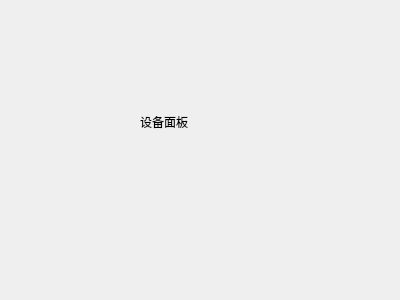
The window that untitled1/equipmentpanel.ui (Tomsonjones/IoTManage) describes before a commit, drawn with Qt 5.
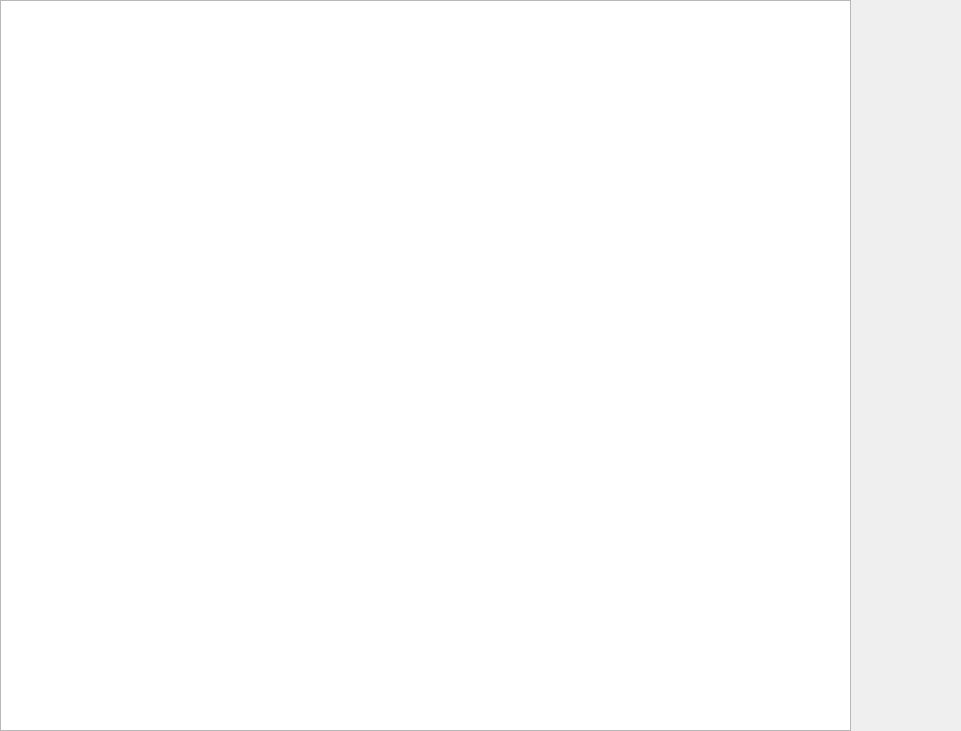
The same window after the commit.

What changed in the file:
```diff
--- a/untitled1/equipmentpanel.ui
+++ b/untitled1/equipmentpanel.ui
@@ -6,25 +6,34 @@
    <rect>
     <x>0</x>
     <y>0</y>
-    <width>400</width>
-    <height>300</height>
+    <width>961</width>
+    <height>731</height>
    </rect>
   </property>
+  <property name="minimumSize">
+   <size>
+    <width>961</width>
+    <height>731</height>
+   </size>
+  </property>
+  <property name="maximumSize">
+   <size>
+    <width>961</width>
+    <height>731</height>
+   </size>
+  </property>
   <property name="windowTitle">
    <string>Form</string>
   </property>
-  <widget class="QLabel" name="label1">
+  <widget class="QTableView" name="tableView">
    <property name="geometry">
     <rect>
-     <x>140</x>
-     <y>110</y>
-     <width>108</width>
-     <height>24</height>
+     <x>0</x>
+     <y>0</y>
+     <width>851</width>
+     <height>731</height>
     </rect>
    </property>
-   <property name="text">
-    <string>设备面板</string>
-   </property>
   </widget>
  </widget>
  <resources/>
```
